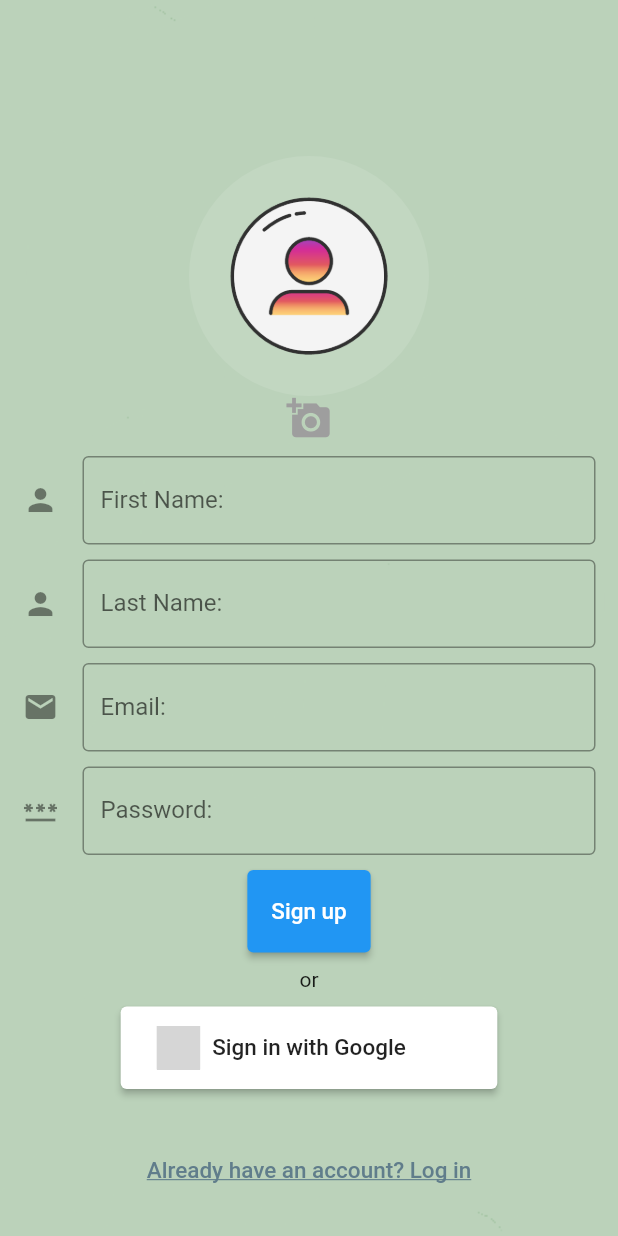
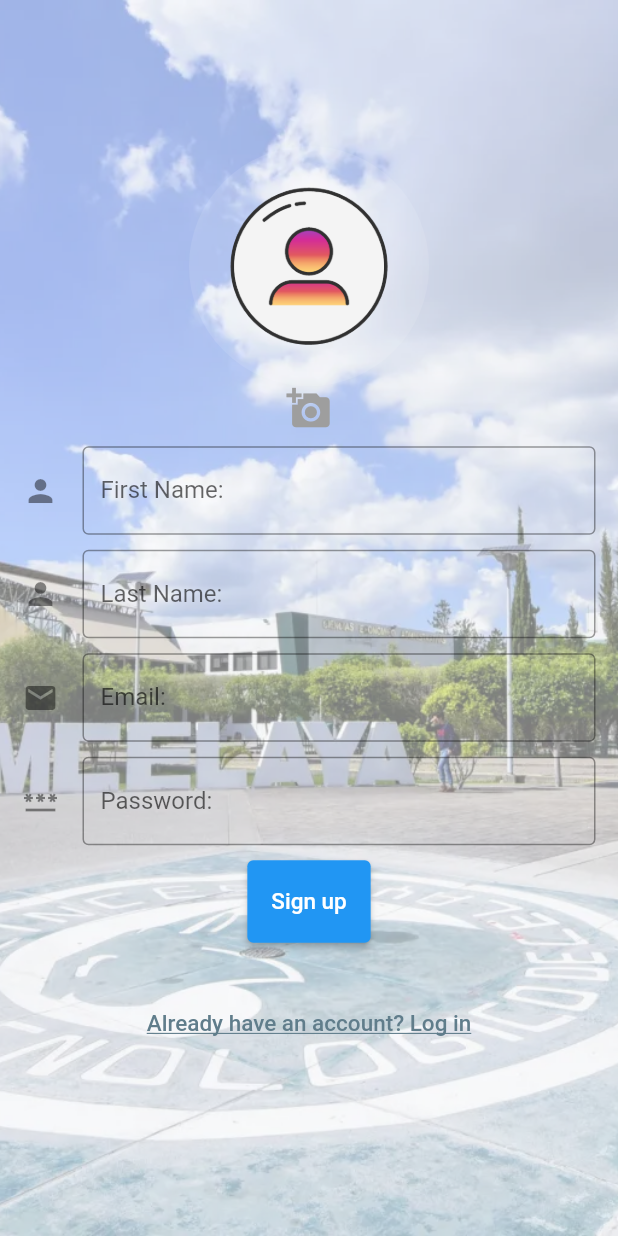
Before and after one commit to noravazquez/pmsn, a Flutter app: the RegisterScreen screen opened by its route, on a phone screen of 412 x 824 dp. Run offline on Flutter 3.47's test engine with Material 2 defaults, Android fonts, the phone set to English and light mode, and no system bars; drawn by our look-alikes of social_login_buttons; our stand-ins replace email_validator, google_fonts, group_radio_button, image_picker, liquid_swipe, lottie and 3 more; missing offline and left inert: day_night_switcher; accounts and stored records are empty; grey boxes are pictures that could not be loaded.

Commit message:
Register listo

```diff
--- a/lib/models/model_onboarding.dart
+++ b/lib/models/model_onboarding.dart
@@ -1,4 +1,3 @@
-import 'dart:ui';
 import 'package:flutter/material.dart';
 
 class OnBoardingModel {
--- a/lib/screens/register_screen.dart
+++ b/lib/screens/register_screen.dart
@@ -2,6 +2,7 @@ import 'dart:io';
 
 import 'package:email_validator/email_validator.dart';
 import 'package:flutter/material.dart';
+import 'package:primer_proyecto/responsive.dart';
 import 'package:social_login_buttons/social_login_buttons.dart';
 import 'package:image_picker/image_picker.dart';
 
@@ -75,9 +76,6 @@ class _RegisterScreenState extends State<RegisterScreen> {
     height: 10,
   );
 
-  final btnGoogle = SocialLoginButton(
-      buttonType: SocialLoginButtonType.google, onPressed: () {});
-
   @override
   Widget build(BuildContext context) {
     final txtLogin = Padding(
@@ -118,6 +116,14 @@ class _RegisterScreenState extends State<RegisterScreen> {
 
     final photo = AssetImage('assets/perfil_default.png');
 
+    final imgAvatar = CircleAvatar(
+      radius: 80.0,
+      backgroundImage: _imageFile == null
+          ? photo
+          : Image.file(File(_imageFile!.path.toString())).image,
+      backgroundColor: Colors.white10,
+    );
+
     return Scaffold(
       resizeToAvoidBottomInset: false,
       body: Stack(
@@ -125,9 +131,9 @@ class _RegisterScreenState extends State<RegisterScreen> {
           Container(
             decoration: const BoxDecoration(
                 image: DecorationImage(
-                    opacity: 0.7,
+                    opacity: 0.5,
                     fit: BoxFit.cover,
-                    image: AssetImage('assets/fondo_pantalla.png'))),
+                    image: AssetImage('assets/fondo.png'))),
             child: Padding(
               padding: const EdgeInsets.symmetric(horizontal: 15),
               child: Stack(
@@ -135,36 +141,37 @@ class _RegisterScreenState extends State<RegisterScreen> {
                 children: [
                   Form(
                       key: _formKey,
-                      child: Column(
-                        mainAxisAlignment: MainAxisAlignment.end,
-                        children: [
-                          CircleAvatar(
-                            radius: 80.0,
-                            backgroundImage: _imageFile == null
-                                ? photo
-                                : Image.file(File(_imageFile!.path.toString()))
-                                    .image,
-                            backgroundColor: Colors.white10,
-                          ),
-                          btnPhoto,
-                          spaceHorizontal,
-                          txtFirstName,
-                          spaceHorizontal,
-                          txtLastName,
-                          spaceHorizontal,
-                          txtEmail,
-                          spaceHorizontal,
-                          txtPassword,
-                          spaceHorizontal,
-                          btnRegister,
-                          spaceHorizontal,
-                          Text('or'),
-                          spaceHorizontal,
-                          btnGoogle,
-                          spaceHorizontal,
-                          txtLogin
-                        ],
-                      )),
+                      child: Responsive(
+                          mobile: MobileScreen(
+                              imgAvatar: imgAvatar,
+                              btnPhoto: btnPhoto,
+                              spaceHorizontal: spaceHorizontal,
+                              txtFirstName: txtFirstName,
+                              txtLastName: txtLastName,
+                              txtEmail: txtEmail,
+                              txtPassword: txtPassword,
+                              btnRegister: btnRegister,
+                              txtLogin: txtLogin),
+                          tablet: TabletDesktopScreen(
+                              imgAvatar: imgAvatar,
+                              btnPhoto: btnPhoto,
+                              spaceHorizontal: spaceHorizontal,
+                              txtFirstName: txtFirstName,
+                              txtLastName: txtLastName,
+                              txtEmail: txtEmail,
+                              txtPassword: txtPassword,
+                              btnRegister: btnRegister,
+                              txtLogin: txtLogin),
+                          desktop: TabletDesktopScreen(
+                              imgAvatar: imgAvatar,
+                              btnPhoto: btnPhoto,
+                              spaceHorizontal: spaceHorizontal,
+                              txtFirstName: txtFirstName,
+                              txtLastName: txtLastName,
+                              txtEmail: txtEmail,
+                              txtPassword: txtPassword,
+                              btnRegister: btnRegister,
+                              txtLogin: txtLogin))),
                 ],
               ),
             ),
@@ -219,6 +226,124 @@ class _RegisterScreenState extends State<RegisterScreen> {
   }
 }
 
+class MobileScreen extends StatelessWidget {
+  const MobileScreen({
+    super.key,
+    required this.imgAvatar,
+    required this.btnPhoto,
+    required this.spaceHorizontal,
+    required this.txtFirstName,
+    required this.txtLastName,
+    required this.txtEmail,
+    required this.txtPassword,
+    required this.btnRegister,
+    required this.txtLogin,
+  });
+
+  final CircleAvatar imgAvatar;
+  final InkWell btnPhoto;
+  final SizedBox spaceHorizontal;
+  final TextFormField txtFirstName;
+  final TextFormField txtLastName;
+  final TextFormField txtEmail;
+  final TextFormField txtPassword;
+  final SocialLoginButton btnRegister;
+  final Padding txtLogin;
+
+  @override
+  Widget build(BuildContext context) {
+    return Column(
+      mainAxisAlignment: MainAxisAlignment.center,
+      children: [
+        imgAvatar,
+        btnPhoto,
+        spaceHorizontal,
+        txtFirstName,
+        spaceHorizontal,
+        txtLastName,
+        spaceHorizontal,
+        txtEmail,
+        spaceHorizontal,
+        txtPassword,
+        spaceHorizontal,
+        btnRegister,
+        spaceHorizontal,
+        txtLogin
+      ],
+    );
+  }
+}
+
+class TabletDesktopScreen extends StatelessWidget {
+  const TabletDesktopScreen({
+    super.key,
+    required this.imgAvatar,
+    required this.btnPhoto,
+    required this.spaceHorizontal,
+    required this.txtFirstName,
+    required this.txtLastName,
+    required this.txtEmail,
+    required this.txtPassword,
+    required this.btnRegister,
+    required this.txtLogin,
+  });
+
+  final CircleAvatar imgAvatar;
+  final InkWell btnPhoto;
+  final SizedBox spaceHorizontal;
+  final TextFormField txtFirstName;
+  final TextFormField txtLastName;
+  final TextFormField txtEmail;
+  final TextFormField txtPassword;
+  final SocialLoginButton btnRegister;
+  final Padding txtLogin;
+
+  @override
+  Widget build(BuildContext context) {
+    return Row(
+      mainAxisAlignment: MainAxisAlignment.spaceAround,
+      crossAxisAlignment: CrossAxisAlignment.center,
+      children: [
+        Expanded(
+            child: Column(
+          mainAxisAlignment: MainAxisAlignment.center,
+          crossAxisAlignment: CrossAxisAlignment.center,
+          children: [
+            imgAvatar,
+            spaceHorizontal,
+            btnPhoto,
+            spaceHorizontal,
+            txtLogin
+          ],
+        )),
+        Expanded(
+            child: Column(
+          mainAxisAlignment: MainAxisAlignment.center,
+          crossAxisAlignment: CrossAxisAlignment.center,
+          children: [
+            SizedBox(
+              width: 450,
+              child: Column(
+                children: [
+                  txtFirstName,
+                  spaceHorizontal,
+                  txtLastName,
+                  spaceHorizontal,
+                  txtEmail,
+                  spaceHorizontal,
+                  txtPassword,
+                  spaceHorizontal,
+                  btnRegister
+                ],
+              ),
+            )
+          ],
+        ))
+      ],
+    );
+  }
+}
+
 bool validateStructure(String value) {
   String pattern = r'^(?=.*?[A-Z])(?=.*?[a-z])(?=.*?[0-9]).{6,}$';
   RegExp regExp = new RegExp(pattern);
```
Also changed, not shown: lib/screens/login_screen.dart (+9 -2 lines).
